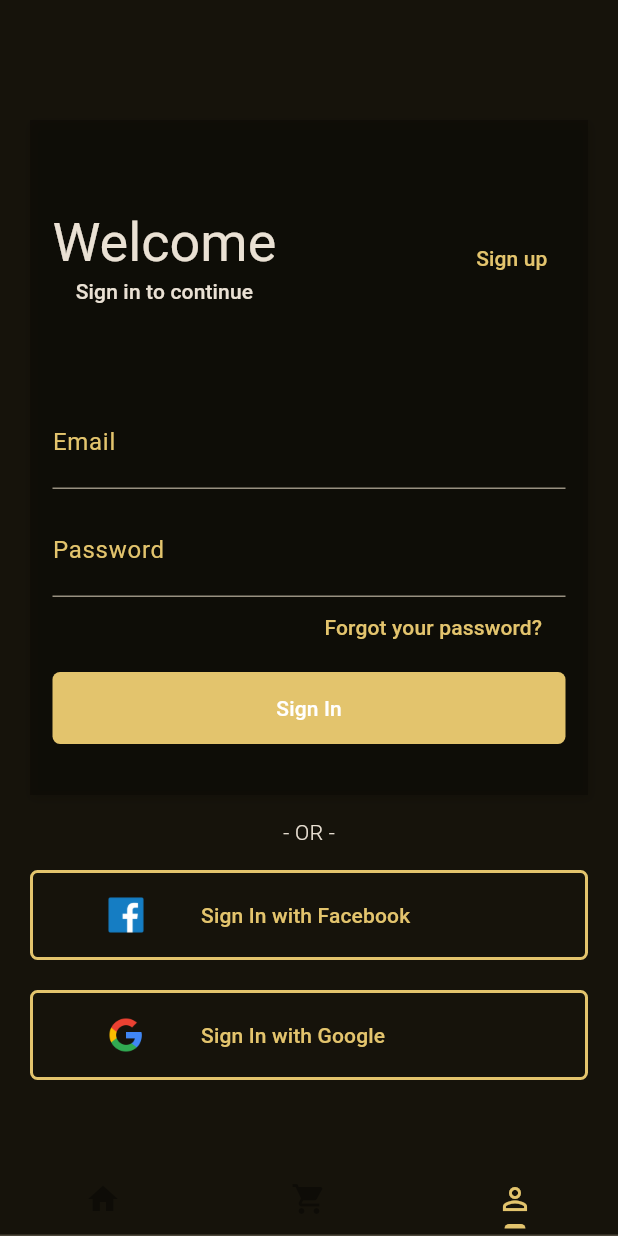
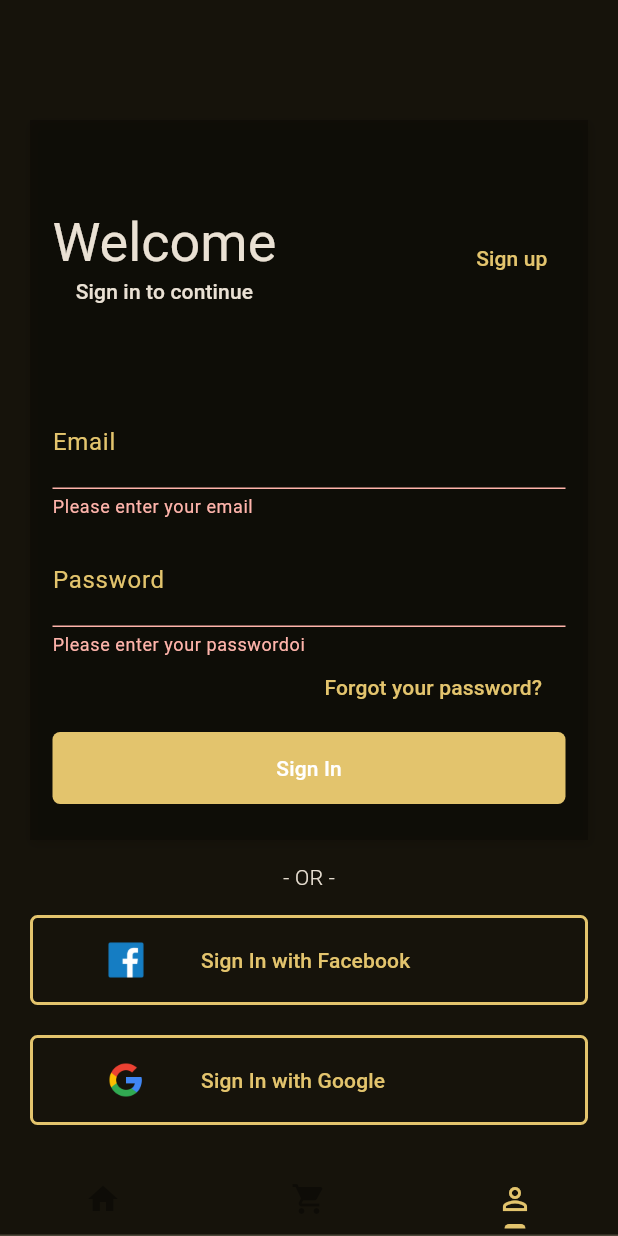
Before and after one commit to claylton/shopping, a Flutter app: the screen it shows after launch, item 3 of the bottom bar chosen, after a tap on "Sign In", on a phone screen of 412 x 824 dp. Run offline on Flutter 3.47's test engine with Material 3 defaults, Android fonts, the phone set to English and light mode, and no system bars.

```diff
--- a/lib/pages/login_page.dart
+++ b/lib/pages/login_page.dart
@@ -2,7 +2,11 @@ import 'package:flutter/material.dart';
 import 'package:shopping/pages/sign_up_page.dart';
 
 class LoginPage extends StatelessWidget {
-  const LoginPage({super.key});
+  final _formKey = GlobalKey<FormState>();
+  String _email = "";
+  String _password = "";
+
+  LoginPage({super.key});
 
   @override
   Widget build(BuildContext context) {
@@ -18,7 +22,7 @@ class LoginPage extends StatelessWidget {
             child: Column(
               children: [
                 Container(
-                  height: 450,
+                  height: 480,
                   decoration: BoxDecoration(
                     color: Theme.of(context).colorScheme.secondary,
                     boxShadow: const [
@@ -32,6 +36,8 @@ class LoginPage extends StatelessWidget {
                   ),
                   child: Padding(
                     padding: const EdgeInsets.only(left: 15, right: 15, top: 60),
+                    child: Form(
+                      key: _formKey,
                       child: Column(
                         children: [
                           Row(
@@ -73,6 +79,13 @@ class LoginPage extends StatelessWidget {
                                   fontSize: 16,
                                 )),
                             style: TextStyle(fontSize: 20, color: Theme.of(context).colorScheme.primary),
+                            validator: (value) {
+                              if (value == null || value.isEmpty) {
+                                return 'Please enter your email';
+                              }
+                              return null;
+                            },
+                            onSaved: (newValue) => _email = newValue ??  "",
                           ),
                           const SizedBox(height: 10),
                           TextFormField(
@@ -86,6 +99,13 @@ class LoginPage extends StatelessWidget {
                                   fontSize: 16,
                                 )),
                             style: TextStyle(fontSize: 20, color: Theme.of(context).colorScheme.primary),
+                            validator: (value) {
+                              if (value == null || value.isEmpty) {
+                                return 'Please enter your passwordoi';
+                              }
+                              return null;
+                            },
+                            onSaved: (newValue) => _password = newValue ??  "",
                           ),
                           Container(
                             height: 40,
@@ -106,13 +126,26 @@ class LoginPage extends StatelessWidget {
                               borderRadius: const BorderRadius.all(Radius.circular(5)),
                             ),
                             child: TextButton(
-                              onPressed: () {},
+                                onPressed: () {
+                                  if (_formKey.currentState!.validate()) {
+                                    _formKey.currentState!.save();
+                                    print(_email);
+                                    print(_password);
+
+                                    ScaffoldMessenger.of(context).showSnackBar(
+                                      SnackBar(content: Text("Welcome $_email")),
+                                    );
+                                  }
+                                },
                                 child: Text(
                                   "Sign In",
-                                style: TextStyle(color: Theme.of(context).colorScheme.primaryContainer,),
+                                  style: TextStyle(
+                                    color: Theme.of(context).colorScheme.primaryContainer,
+                                  ),
                                 )),
                           )
                         ],
+                      ),
                     ),
                   ),
                 ),
--- a/lib/pages/tabs_page.dart
+++ b/lib/pages/tabs_page.dart
@@ -9,8 +9,8 @@ class TabsPage extends StatelessWidget {
   @override
   Widget build(BuildContext context) {
     return Scaffold(
-      body: const TabBarView(
-        children: [HomePage(), CartPage(), LoginPage()],
+      body: TabBarView(
+        children: [const HomePage(), const CartPage(), LoginPage()],
       ),
       bottomNavigationBar: TabBar(
         tabs: const [
```
Also changed, not shown: 10 other files. Lines whose indentation alone changed are shown as unchanged.
